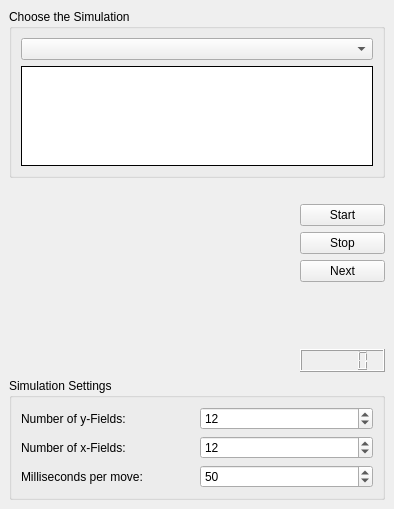
This is simulations/gamecontrols.ui in KDE/kalzium as Qt 5 draws it before an edit. The edited form follows.
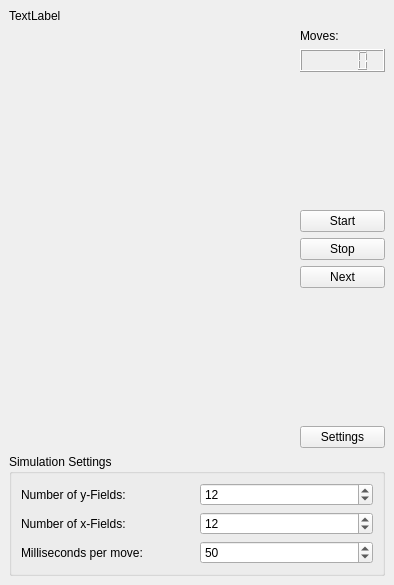
This is the edited form. Custom widgets are drawn as their Qt base class.

Commit message: change ctor of the dlg, remove some widgets, reanme from game to simulatino

What changed in the file:
```diff
--- a/simulations/gamecontrols.ui
+++ b/simulations/gamecontrols.ui
@@ -9,7 +9,7 @@
     <x>0</x>
     <y>0</y>
     <width>394</width>
-    <height>509</height>
+    <height>585</height>
    </rect>
   </property>
   <property name="sizePolicy" >
@@ -82,6 +82,16 @@
        <property name="spacing" >
         <number>6</number>
        </property>
+       <item>
+        <widget class="QLabel" name="label" >
+         <property name="text" >
+          <string>Moves:</string>
+         </property>
+        </widget>
+       </item>
+       <item>
+        <widget class="QLCDNumber" name="lcd" />
+       </item>
        <item>
         <spacer>
          <property name="orientation" >
@@ -90,7 +100,7 @@
          <property name="sizeHint" >
           <size>
            <width>85</width>
-           <height>21</height>
+           <height>71</height>
           </size>
          </property>
         </spacer>
@@ -133,18 +143,29 @@
          <property name="sizeHint" >
           <size>
            <width>85</width>
-           <height>61</height>
+           <height>112</height>
           </size>
          </property>
         </spacer>
        </item>
        <item>
-        <widget class="QLCDNumber" name="lcd" />
+        <widget class="QPushButton" name="pushButton" >
+         <property name="text" >
+          <string>Settings</string>
+         </property>
+        </widget>
        </item>
       </layout>
      </item>
     </layout>
    </item>
+   <item row="0" column="0" >
+    <widget class="QLabel" name="captionLabel" >
+     <property name="text" >
+      <string>TextLabel</string>
+     </property>
+    </widget>
+   </item>
    <item row="2" column="0" >
     <widget class="QGroupBox" name="groupBox_3" >
      <property name="sizePolicy" >
@@ -270,78 +291,6 @@
      </layout>
     </widget>
    </item>
-   <item row="0" column="0" >
-    <widget class="QGroupBox" name="groupBox_2" >
-     <property name="sizePolicy" >
-      <sizepolicy>
-       <hsizetype>5</hsizetype>
-       <vsizetype>1</vsizetype>
-       <horstretch>0</horstretch>
-       <verstretch>0</verstretch>
-      </sizepolicy>
-     </property>
-     <property name="title" >
-      <string>Choose the Simulation</string>
-     </property>
-     <layout class="QVBoxLayout" >
-      <property name="margin" >
-       <number>9</number>
-      </property>
-      <property name="spacing" >
-       <number>6</number>
-      </property>
-      <item>
-       <widget class="QComboBox" name="combo" >
-        <property name="toolTip" >
-         <string>Select the simulation you want to run</string>
-        </property>
-        <property name="whatsThis" >
-         <string>Select the simulation you want to run</string>
-        </property>
-       </widget>
-      </item>
-      <item>
-       <widget class="QTextBrowser" name="label" >
-        <property name="sizePolicy" >
-         <sizepolicy>
-          <hsizetype>1</hsizetype>
-          <vsizetype>1</vsizetype>
-          <horstretch>0</horstretch>
-          <verstretch>0</verstretch>
-         </sizepolicy>
-        </property>
-        <property name="maximumSize" >
-         <size>
-          <width>16777215</width>
-          <height>100</height>
-         </size>
-        </property>
-        <property name="toolTip" >
-         <string>This texts describes the simulation in brief words</string>
-        </property>
-        <property name="whatsThis" >
-         <string>This texts describes the simulation in brief words</string>
-        </property>
-        <property name="frameShape" >
-         <enum>QFrame::Box</enum>
-        </property>
-        <property name="frameShadow" >
-         <enum>QFrame::Plain</enum>
-        </property>
-        <property name="lineWidth" >
-         <number>1</number>
-        </property>
-        <property name="midLineWidth" >
-         <number>1</number>
-        </property>
-        <property name="horizontalScrollBarPolicy" >
-         <enum>Qt::ScrollBarAlwaysOff</enum>
-        </property>
-       </widget>
-      </item>
-     </layout>
-    </widget>
-   </item>
   </layout>
  </widget>
  <pixmapfunction></pixmapfunction>
```
The commit also changes 2 other files.
